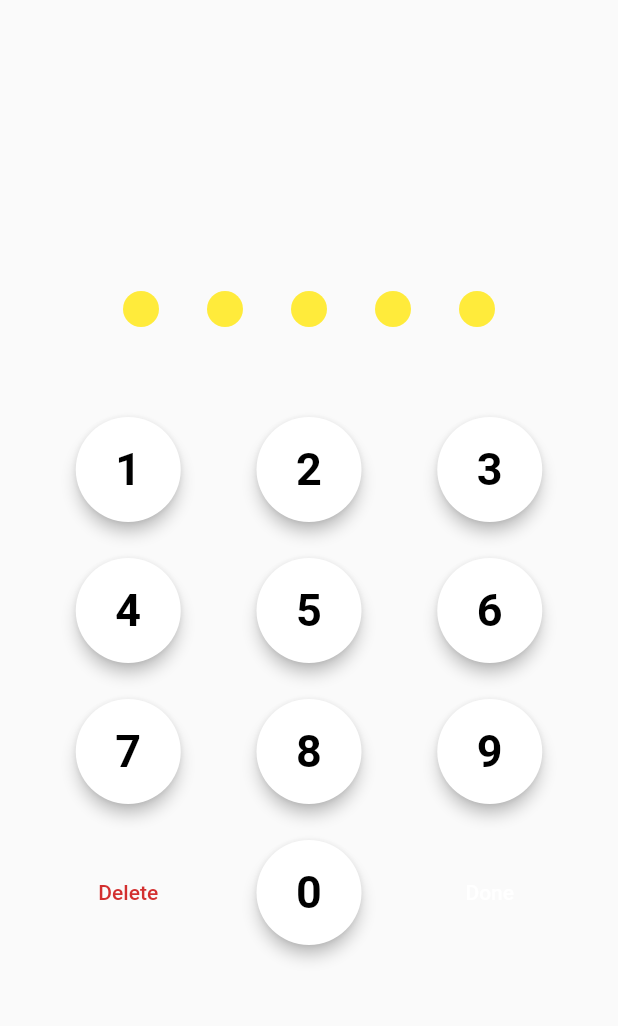
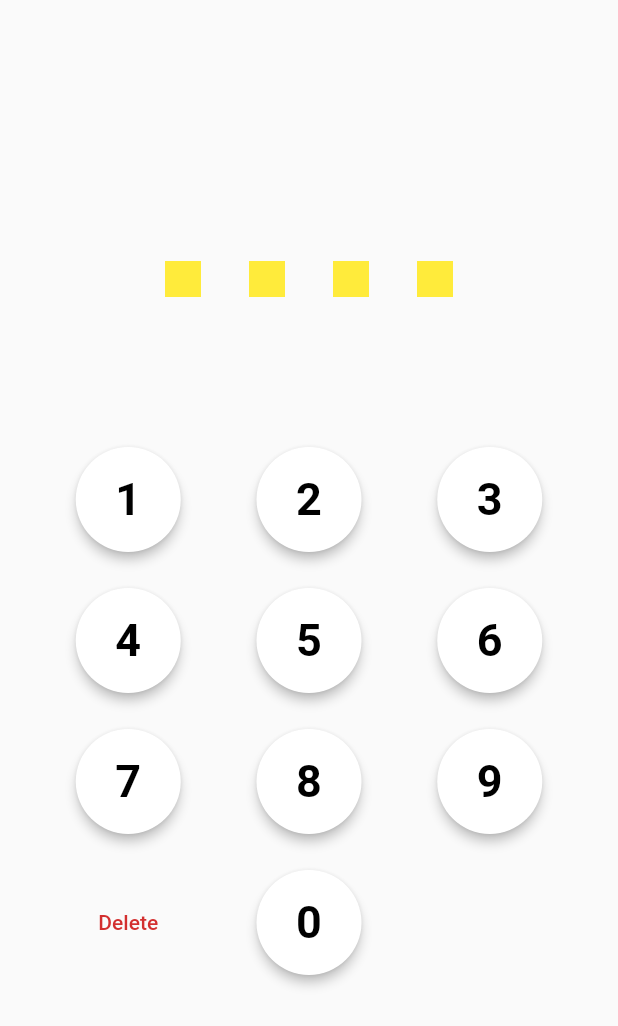
Before and after one commit to xubair305/pin_lock_screen, a Flutter app: the screen it shows after launch, on a phone screen of 412 x 824 dp. Shown: the top 1026 px of the screen. Run offline on Flutter 3.47's test engine with Material 2 defaults, Android fonts, the phone set to English and light mode, and no system bars.

Commit message:
adding new properties

```diff
--- a/example/lib/main.dart
+++ b/example/lib/main.dart
@@ -11,6 +11,7 @@ class MyApp extends StatelessWidget {
   @override
   Widget build(BuildContext context) {
     return const MaterialApp(
+      debugShowCheckedModeBanner: false,
       home: MyHomePage(),
     );
   }
@@ -22,13 +23,22 @@ class MyHomePage extends StatelessWidget {
   @override
   Widget build(BuildContext context) {
     return Scaffold(
-      body: PinLockScreen(
-        correctPin: 11111,
-        pinLength: 5,
-        onPinMatched: (pin) {},
-        onPinChanged: (pin) {},
-        disableDotColor: Colors.yellow,
-        wrongPinColor: Colors.orange,
+      body: Column(
+        mainAxisAlignment: MainAxisAlignment.center,
+        children: [
+          PinLockScreen(
+            correctPin: 1111,
+            pinLength: 4,
+            onPinMatched: (pin) {},
+            onPinChanged: (pin) {},
+            disableDotColor: Colors.yellow,
+            wrongPinDotColor: Colors.red,
+            filledPinDotColor: Colors.black,
+            buttonElevation: 3,
+            dotsShape: BoxShape.rectangle,
+            gapBtwDotsAndNumPad: 100,
+          ),
+        ],
       ),
     );
   }
--- a/lib/pin_lock_screen.dart
+++ b/lib/pin_lock_screen.dart
@@ -14,19 +14,65 @@ class PinLockScreen extends StatefulWidget {
     this.onPinMatched,
     this.onPinChanged,
     this.disableDotColor,
-    this.wrongPinColor,
-    this.fillPinColor,
+    this.wrongPinDotColor,
+    this.filledPinDotColor,
+    this.buttonElevation,
+    this.dotsShape,
+    this.gapBtwDotsAndNumPad,
   });
+
+  ///
+  /// The correct PIN that the user needs to match.
+  ///
+  final int correctPin;
+
+  ///
+  /// The length of the PIN.
+  ///
+  final int pinLength;
+
+  ///
+  /// Callback when the PIN is matched.
+  ///
+  final OnPinMatched? onPinMatched;
+
+  ///
+  /// Callback when the PIN input changes.
+  ///
+  final OnPinChanged? onPinChanged;
+
+  ///
+  /// Color for disabled (unfilled) PIN dots.
+  ///
+  final Color? disableDotColor;
+
+  ///
+  /// Color for PIN dots when the entered PIN is incorrect.
+  ///
+  final Color? wrongPinDotColor;
+
+  ///
+  /// Color for filled (correctly entered) PIN dots.
+  ///
+  final Color? filledPinDotColor;
+
+  ///
+  /// Elevation value for the number buttons [default is 4].
+  ///
+  final double? buttonElevation;
+
+  ///
+  /// Change shapes of hidden dots [default is BoxShape.circle].
+  ///
+  final BoxShape? dotsShape;
+
+  ///
+  /// Gapping between the Hidden dots and the Number pad [default is 60.0].
+  ///
+  final double? gapBtwDotsAndNumPad;
 
   @override
   State<PinLockScreen> createState() => _PinLockScreenState();
-  final int correctPin;
-  final int pinLength;
-  final OnPinMatched? onPinMatched;
-  final OnPinChanged? onPinChanged;
-  final Color? disableDotColor;
-  final Color? wrongPinColor;
-  final Color? fillPinColor;
 }
 
 class _PinLockScreenState extends State<PinLockScreen> {
@@ -34,8 +80,9 @@ class _PinLockScreenState extends State<PinLockScreen> {
   bool? isEnteredCorrect;
   @override
   Widget build(BuildContext context) {
-    return Scaffold(
-      body: Column(
+    return Column(
+      mainAxisSize: MainAxisSize.min,
+      crossAxisAlignment: CrossAxisAlignment.center,
       mainAxisAlignment: MainAxisAlignment.center,
       children: [
         HiddenDots(
@@ -43,16 +90,17 @@ class _PinLockScreenState extends State<PinLockScreen> {
           pinLength: widget.pinLength,
           isCorrect: isEnteredCorrect,
           disableDotColor: widget.disableDotColor,
-            wrongPinColor: widget.wrongPinColor,
-            fillPinColor: widget.fillPinColor,
+          wrongPinColor: widget.wrongPinDotColor,
+          fillPinColor: widget.filledPinDotColor,
+          dotsShape: widget.dotsShape,
         ),
-          const SizedBox(height: 60),
+        SizedBox(height: widget.gapBtwDotsAndNumPad ?? 60),
         NumPad(
           onDelete: _onDelete,
           onNumberTap: _onNumberTap,
+          buttonElevation: widget.buttonElevation,
         ),
       ],
-      ),
     );
   }
 
--- a/lib/utils/hidden_dots.dart
+++ b/lib/utils/hidden_dots.dart
@@ -8,6 +8,7 @@ class HiddenDots extends StatelessWidget {
     this.disableDotColor,
     this.wrongPinColor,
     this.fillPinColor,
+    this.dotsShape,
     super.key,
   });
 
@@ -17,6 +18,7 @@ class HiddenDots extends StatelessWidget {
   final Color? disableDotColor;
   final Color? wrongPinColor;
   final Color? fillPinColor;
+  final BoxShape? dotsShape;
 
   @override
   Widget build(BuildContext context) {
@@ -31,7 +33,7 @@ class HiddenDots extends StatelessWidget {
           width: index < enteredLength ? 28 : 24,
           margin: const EdgeInsets.symmetric(horizontal: 16),
           decoration: BoxDecoration(
-            shape: BoxShape.circle,
+            shape:dotsShape?? BoxShape.circle,
             color: isCorrect != null && !isCorrect!
                 ? wrongPinColor ?? Theme.of(context).colorScheme.errorContainer
                 : index < enteredLength
--- a/lib/utils/num_pad.dart
+++ b/lib/utils/num_pad.dart
@@ -6,18 +6,21 @@ class NumPad extends StatelessWidget {
   const NumPad({
     required this.onNumberTap,
     this.onDelete,
+    this.buttonElevation,
     super.key,
   });
 
   final VoidCallback? onDelete;
 
   final OnNumberButtonPressed onNumberTap;
+  final double? buttonElevation;
 
   @override
   Widget build(BuildContext context) {
     const buttonColor = Colors.white;
     const size = 70.0;
     return Column(
+      mainAxisSize: MainAxisSize.min,
       children: [
         Row(
           mainAxisAlignment: MainAxisAlignment.spaceEvenly,
@@ -27,18 +30,21 @@ class NumPad extends StatelessWidget {
               size: size,
               color: buttonColor,
               onNumberTap: onNumberTap,
+              buttonElevation: buttonElevation,
             ),
             NumberButton(
               number: 2,
               size: size,
               color: buttonColor,
               onNumberTap: onNumberTap,
+              buttonElevation: buttonElevation,
             ),
             NumberButton(
               number: 3,
               size: size,
               color: buttonColor,
               onNumberTap: onNumberTap,
+              buttonElevation: buttonElevation,
             ),
           ],
         ),
@@ -51,18 +57,21 @@ class NumPad extends StatelessWidget {
               size: size,
               color: buttonColor,
               onNumberTap: onNumberTap,
+              buttonElevation: buttonElevation,
             ),
             NumberButton(
               number: 5,
               size: size,
               color: buttonColor,
               onNumberTap: onNumberTap,
+              buttonElevation: buttonElevation,
             ),
             NumberButton(
               number: 6,
               size: size,
               color: buttonColor,
               onNumberTap: onNumberTap,
+              buttonElevation: buttonElevation,
             ),
           ],
         ),
@@ -75,18 +84,21 @@ class NumPad extends StatelessWidget {
               size: size,
               color: buttonColor,
               onNumberTap: onNumberTap,
+              buttonElevation: buttonElevation,
             ),
             NumberButton(
               number: 8,
               size: size,
               color: buttonColor,
               onNumberTap: onNumberTap,
+              buttonElevation: buttonElevation,
             ),
             NumberButton(
               number: 9,
               size: size,
               color: buttonColor,
               onNumberTap: onNumberTap,
+              buttonElevation: buttonElevation,
             ),
           ],
         ),
@@ -107,11 +119,12 @@ class NumPad extends StatelessWidget {
               size: size,
               color: buttonColor,
               onNumberTap: onNumberTap,
+              buttonElevation: buttonElevation,
             ),
             TextButton(
               onPressed: null,
               style: TextButton.styleFrom(
-                disabledForegroundColor: Colors.white,
+                disabledForegroundColor: Colors.transparent,
               ),
               child: const Text('Done'),
             ),
--- a/lib/utils/number_button.dart
+++ b/lib/utils/number_button.dart
@@ -8,12 +8,14 @@ class NumberButton extends StatelessWidget {
     required this.size,
     required this.color,
     required this.onNumberTap,
+    this.buttonElevation,
     super.key,
   });
   final int number;
   final double size;
   final Color color;
   final OnNumberButtonPressed onNumberTap;
+  final double? buttonElevation;
 
   @override
   Widget build(BuildContext context) {
@@ -26,7 +28,7 @@ class NumberButton extends StatelessWidget {
           shape: RoundedRectangleBorder(
             borderRadius: BorderRadius.circular(size / 2),
           ),
-          elevation: 4,
+          elevation: buttonElevation ?? 4,
           surfaceTintColor: Colors.white,
         ),
         onPressed: () {
```
Also changed, not shown: 2 other files. Lines whose indentation alone changed are shown as unchanged.
